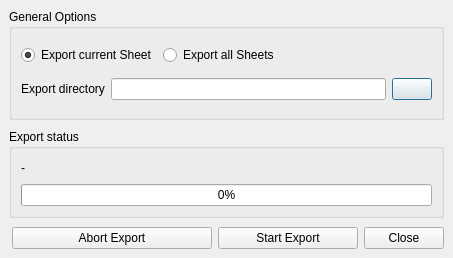
Before: the Qt Designer form src/traverso/dialogs/ExportDialog.ui in rsijrier/Traverso-DAW, drawn with Qt 5.
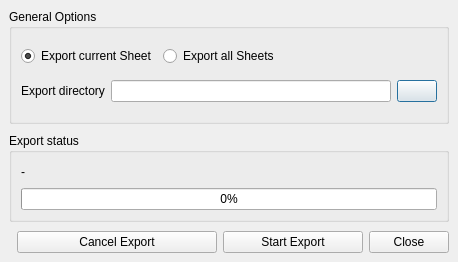
After: the same form once the commit is applied.

```diff
--- a/src/traverso/dialogs/ExportDialog.ui
+++ b/src/traverso/dialogs/ExportDialog.ui
@@ -1,12 +1,12 @@
 <ui version="4.0" >
  <class>ExportDialog</class>
- <widget class="QDialog" name="ExportDialog" >
-  <property name="geometry" >
+ <widget class="QDialog" name="ExportDialog">
+  <property name="geometry">
    <rect>
     <x>0</x>
     <y>0</y>
-    <width>453</width>
-    <height>258</height>
+    <width>458</width>
+    <height>262</height>
    </rect>
   </property>
   <property name="sizePolicy" >
@@ -210,8 +210,14 @@
          <number>0</number>
         </property>
         <item>
-         <widget class="QLabel" name="currentProcessingSheetName" >
-          <property name="text" >
+         <widget class="QLabel" name="exportMessagesLabel">
+          <property name="sizePolicy">
+           <sizepolicy hsizetype="Expanding" vsizetype="Preferred">
+            <horstretch>0</horstretch>
+            <verstretch>0</verstretch>
+           </sizepolicy>
+          </property>
+          <property name="text">
            <string>-</string>
           </property>
          </widget>
@@ -282,8 +288,8 @@
          <height>0</height>
         </size>
        </property>
-       <property name="text" >
-        <string>Abort Export</string>
+       <property name="text">
+        <string>Cancel Export</string>
        </property>
       </widget>
      </item>
```
Left out of the diff: 169 changed lines with no effect on the pictures.
